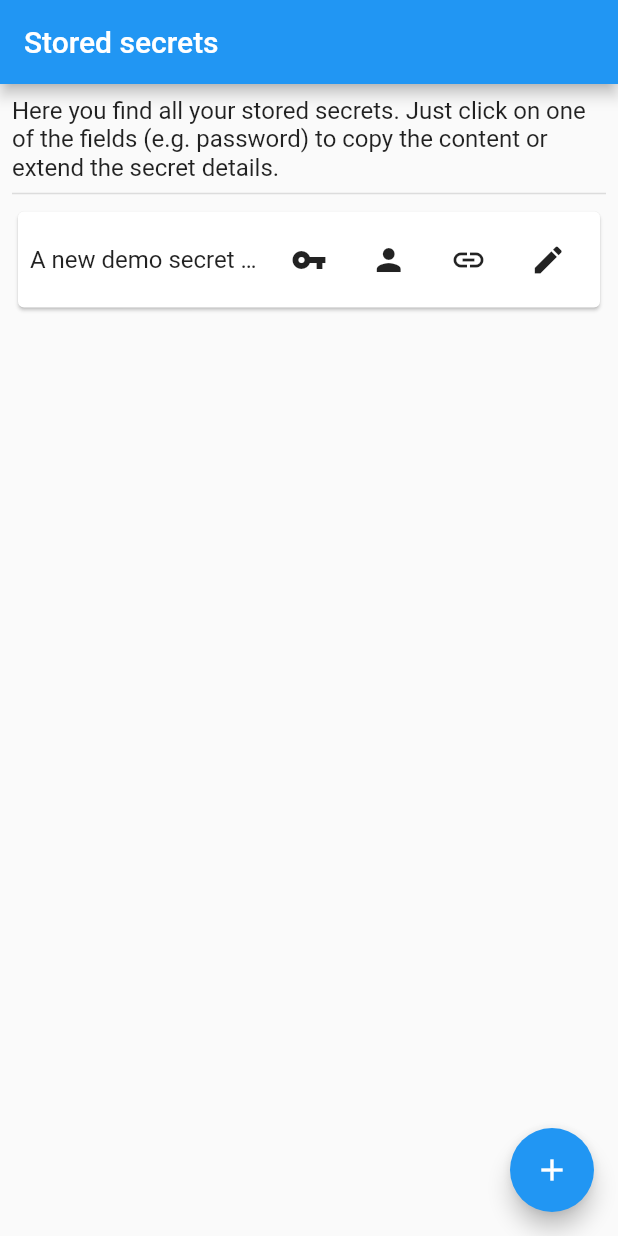
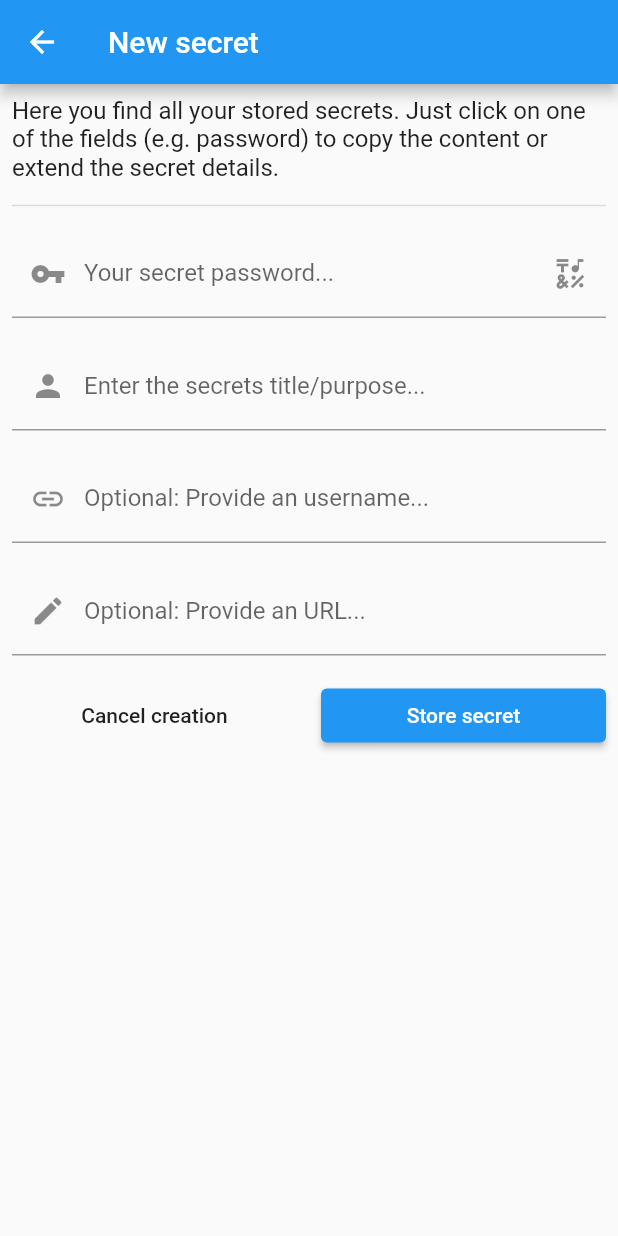
Before and after one commit to oneaxis/lokr_ui, a Flutter app: the screen it shows after launch, after a tap on the "add" icon, on a phone screen of 412 x 824 dp. Run offline on Flutter 3.47's test engine with Material 2 defaults, Android fonts, the phone set to English and light mode, and no system bars; generated files the repository leaves out were written again; network calls fail.

Commit message:
feature/4: add basic secret creation layout and workflow

```diff
--- a/lib/main.dart
+++ b/lib/main.dart
@@ -1,5 +1,5 @@
 import 'package:flutter/material.dart';
-import 'package:lokr_ui/secrets-list-view.dart';
+import 'package:lokr_ui/secret-list-view.dart';
 
 void main() {
   runApp(LOKRUI());
@@ -30,7 +30,7 @@ class LOKRUI extends StatelessWidget {
           bodyText1: TextStyle(fontSize: 16, fontWeight: FontWeight.normal),
         ),
       ),
-      home: SecretsListView(),
+      home: SecretListView(),
     );
   }
 }
--- /dev/null
+++ b/lib/secret-creation-view.dart
@@ -0,0 +1,194 @@
+import 'package:flutter/cupertino.dart';
+import 'package:flutter/material.dart';
+import 'package:lokr_ui/secret.dart';
+
+import 'messaging-service.dart';
+
+class SecretCreationView extends StatefulWidget {
+  const SecretCreationView({Key key}) : super(key: key);
+
+  @override
+  _SecretCreationViewState createState() => _SecretCreationViewState();
+}
+
+class _SecretCreationViewState extends State<SecretCreationView> {
+  @override
+  Widget build(BuildContext context) {
+    return new WillPopScope(
+      onWillPop: () async {
+        _showOnPopDialog(context);
+        return false;
+      },
+      child: Scaffold(
+          appBar: AppBar(
+            title: Text("New secret"),
+          ),
+          body: Column(
+            children: [
+              Padding(
+                padding: EdgeInsets.all(8),
+                child: Text(
+                    'Here you find all your stored secrets. Just click on one of the '
+                    'fields (e.g. password) to copy the content or extend the secret details.',
+                    style: Theme.of(context).textTheme.bodyText1),
+              ),
+              Padding(
+                  padding: EdgeInsets.only(left: 8, right: 8),
+                  child: Divider(thickness: 1)),
+              _SecretCreationForm(),
+            ],
+          )),
+    );
+  }
+}
+
+class _SecretCreationForm extends StatefulWidget {
+  @override
+  __SecretCreationFormState createState() => __SecretCreationFormState();
+}
+
+class __SecretCreationFormState extends State<_SecretCreationForm> {
+  final _formKey = GlobalKey<FormState>();
+  var _passwordController = TextEditingController(),
+      _titleController = TextEditingController(),
+      _usernameController = TextEditingController(),
+      _urlController = TextEditingController();
+
+  @override
+  Widget build(BuildContext context) {
+    return Form(
+        key: _formKey,
+        child: Column(
+          children: [
+            Padding(
+                padding: EdgeInsets.all(8),
+                child: TextFormField(
+                  obscureText: true,
+                  controller: _passwordController,
+                  decoration: InputDecoration(
+                    labelText: 'Your secret password...',
+                    prefixIcon: Icon(Icons.vpn_key),
+                    suffixIcon: IconButton(
+                      icon: Icon(Icons.emoji_symbols),
+                      onPressed: () {},
+                    ),
+                  ),
+                  validator: (value) {
+                    if (value.isEmpty) {
+                      return 'A password is required!';
+                    }
+                    return null;
+                  },
+                )),
+            Padding(
+                padding: EdgeInsets.all(8),
+                child: TextFormField(
+                  controller: _titleController,
+                  decoration: InputDecoration(
+                    labelText: 'Enter the secrets title/purpose...',
+                    prefixIcon: Icon(Icons.person),
+                  ),
+                  validator: (value) {
+                    if (value.isEmpty) {
+                      return 'A title is required!';
+                    }
+                    return null;
+                  },
+                )),
+            Padding(
+                padding: EdgeInsets.all(8),
+                child: TextFormField(
+                  controller: _usernameController,
+                  decoration: InputDecoration(
+                    labelText: 'Optional: Provide an username...',
+                    prefixIcon: Icon(Icons.link),
+                  ),
+                  validator: (value) {
+                    return null;
+                  },
+                )),
+            Padding(
+                padding: EdgeInsets.all(8),
+                child: TextFormField(
+                  controller: _urlController,
+                  decoration: InputDecoration(
+                    labelText: 'Optional: Provide an URL...',
+                    prefixIcon: Icon(Icons.edit),
+                  ),
+                  validator: (value) {
+                    return null;
+                  },
+                )),
+            Row(
+              children: [
+                Expanded(
+                    child: Padding(
+                  padding: EdgeInsets.all(8),
+                  child: FlatButton(
+                    onPressed: () {
+                      // Validate returns true if the form is valid, or false
+                      // otherwise.
+                      _showOnPopDialog(context);
+                    },
+                    child: Text("Cancel creation"),
+                  ),
+                )),
+                Expanded(
+                    child: Padding(
+                  padding: EdgeInsets.all(8),
+                  child: ElevatedButton(
+                    onPressed: () {
+                      // Validate returns true if the form is valid, or false
+                      // otherwise.
+                      if (_formKey.currentState.validate()) {
+                        Secret secret = Secret(
+                          password: _passwordController.text,
+                          title: _titleController.text,
+                          username: _usernameController.text,
+                          url: _urlController.text,
+                        );
+                        MessagingService.showSnackBarMessage(context, 'Processing Data for $secret');
+                      }
+                    },
+                    child: Text('Store secret'),
+                  ),
+                )),
+              ],
+            ),
+          ],
+        ));
+  }
+}
+
+void _showOnPopDialog(BuildContext context) {
+  showDialog(
+    context: context,
+    builder: (BuildContext context) {
+      // return object of type Dialog
+      return AlertDialog(
+        title: new Text("Leaving secret creation..."),
+        content: new Text("You have not stored your secret yet. "
+            "Your changes will be lost. Sure your want to go back?"),
+        actions: <Widget>[
+          FlatButton(
+            child: new Text("Yes, go back"),
+            onPressed: () {
+              Navigator.pop(context);
+              Navigator.pop(context);
+            },
+          ),
+          ElevatedButton(
+            child: new Text("No, continue editing"),
+            onPressed: () {
+              Navigator.pop(context);
+            },
+          ),
+        ],
+      );
+    },
+  );
+}
+
+String _generateRandomSecurePassword() {
+  return 'somerandompassword';
+}
--- a/lib/secrets-list-view.dart
+++ b/lib/secret-list-view.dart
@@ -1,17 +1,18 @@
 import 'package:flutter/cupertino.dart';
 import 'package:flutter/material.dart';
 import 'package:lokr_ui/messaging-service.dart';
+import 'package:lokr_ui/secret-creation-view.dart';
 import 'package:lokr_ui/secret.dart';
 import 'package:lokr_ui/secrets-service.dart';
 
-class SecretsListView extends StatefulWidget {
+class SecretListView extends StatefulWidget {
   final String title = 'Stored secrets';
 
   @override
-  _SecretsListViewState createState() => _SecretsListViewState();
+  _SecretListViewState createState() => _SecretListViewState();
 }
 
-class _SecretsListViewState extends State<SecretsListView> {
+class _SecretListViewState extends State<SecretListView> {
   final List<Secret> _secrets = [];
 
   @override
@@ -32,6 +33,9 @@ class _SecretsListViewState extends State<SecretsListView> {
     this.setState(() {
       _secrets.clear();
       _secrets.addAll(secrets);
+      _secrets.addAll(secrets);
+      _secrets.addAll(secrets);
+      _secrets.addAll(secrets);
     });
   }
 
@@ -43,27 +47,27 @@ class _SecretsListViewState extends State<SecretsListView> {
         // the App.build method, and use it to set our appbar title.
         title: Text(widget.title),
       ),
-      body: Container(
+      body: Column(
+        children: [
+          Padding(
             padding: EdgeInsets.all(8),
-        child: Column(
-          children: [
-            Text(
+            child: Text(
                 'Here you find all your stored secrets. Just click on one of the '
                 'fields (e.g. password) to copy the content or extend the secret details.',
                 style: Theme.of(context).textTheme.bodyText1),
-            Divider(thickness: 1),
+          ),
+          Padding(
+              padding: EdgeInsets.only(left: 8, right: 8),
+              child: Divider(thickness: 1)),
           Expanded(
-              flex: 8,
             child: _ListView(_secrets),
           )
         ],
       ),
-      ),
       floatingActionButton: FloatingActionButton(
         onPressed: () {
-          this._addSecret(new Secret(
-              password: 'somepassword',
-              title: 'A new demo secret with long title...'));
+          Navigator.push(context,
+              MaterialPageRoute(builder: (context) => SecretCreationView()));
         },
         tooltip: 'Create new secret',
         child: Icon(Icons.add),
@@ -151,10 +155,13 @@ class _ListItemTextView extends StatelessWidget {
 
   @override
   Widget build(BuildContext context) {
-    return Text(
+    return Padding(
+      padding: EdgeInsets.only(left: 8),
+      child: Text(
         text,
         style: Theme.of(context).textTheme.bodyText1,
         overflow: TextOverflow.ellipsis,
+      ),
     );
   }
 }
--- a/lib/secret.dart
+++ b/lib/secret.dart
@@ -10,4 +10,9 @@ class Secret {
   Secret({this.password, this.title, this.url, this.username});
   factory Secret.fromJson(Map<String, dynamic> json) => _$SecretFromJson(json);
   Map<String, dynamic> toJson() => _$SecretToJson(this);
+
+  @override
+  String toString() {
+    return 'Secret{password: $password, title: $title, username: $username, url: $url}';
+  }
 }
--- /dev/null
+++ b/lib/validator.dart
@@ -0,0 +1,27 @@
+import 'package:lokr_ui/secret.dart';
+
+class Validator {
+  bool isValid(Secret secret) {
+    if (secret.url != null && !_isValidURL(secret.url)) return false;
+    if (secret.username != null && !_isValidUsername(secret.username))
+      return false;
+
+    return _isValidPassword(secret.password) && _isValidTitle(secret.title);
+  }
+
+  bool _isValidURL(String url) {
+    return url.isNotEmpty;
+  }
+
+  bool _isValidPassword(String password) {
+    return password.isNotEmpty;
+  }
+
+  bool _isValidUsername(String username) {
+    return username.isNotEmpty;
+  }
+
+  bool _isValidTitle(String title) {
+    return title.isNotEmpty;
+  }
+}
```
Lines whose indentation alone changed are shown as unchanged.
